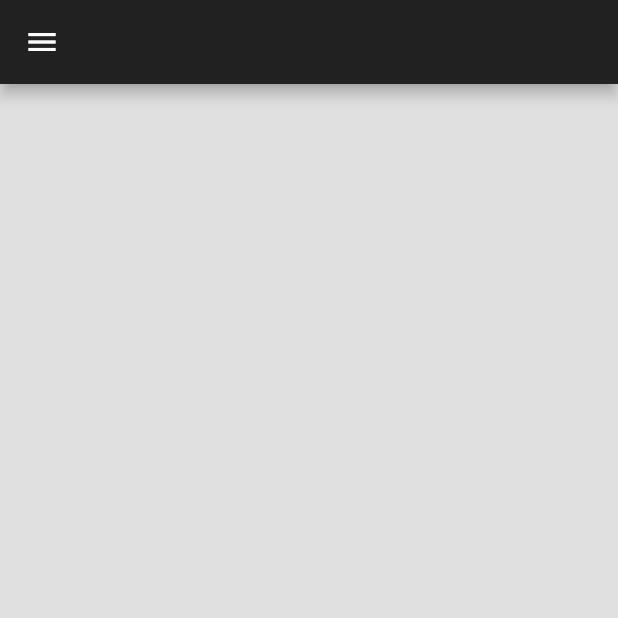
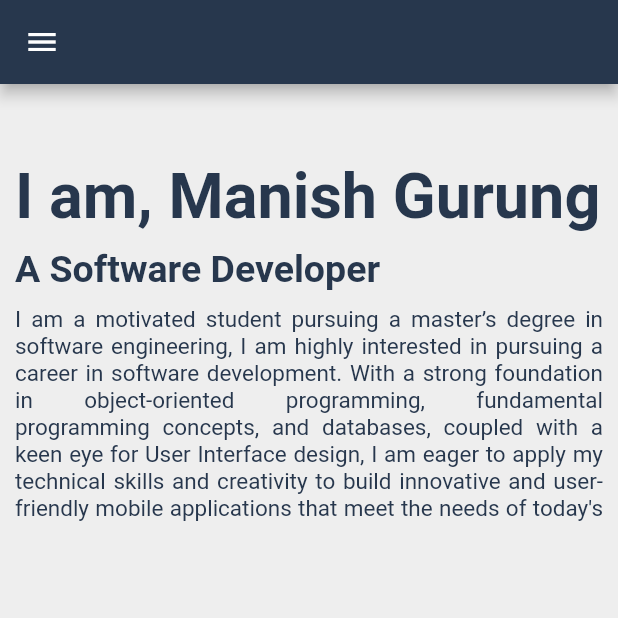
Before and after one commit to Gurung-Manish/Portfolio, a Flutter app: the screen it shows after launch, on a phone screen of 412 x 824 dp, the top half of it. Run offline on Flutter 3.47's test engine with Material 2 defaults, Android fonts, the phone set to English and light mode, and no system bars; drawn by our look-alikes of auto_size_text.

Commit message:
adding theme and color

```diff
--- a/lib/main.dart
+++ b/lib/main.dart
@@ -3,6 +3,7 @@ import 'package:portfolio/responsive/mobile_layout.dart';
 import 'package:portfolio/responsive/responsive_layout.dart';
 import 'package:portfolio/responsive/tablet_layout.dart';
 import 'package:portfolio/responsive/web_layout.dart';
+import 'package:portfolio/utils/themes/theme.dart';
 
 void main() {
   runApp(const MyPortfolio());
@@ -13,9 +14,12 @@ class MyPortfolio extends StatelessWidget {
 
   @override
   Widget build(BuildContext context) {
-    return const MaterialApp(
+    return MaterialApp(
       debugShowCheckedModeBanner: false,
-      home: ResponsiveLayout(
+      theme: PortfolioTheme.lightTheme,
+      darkTheme: PortfolioTheme.darkTheme,
+      themeMode: ThemeMode.system,
+      home: const ResponsiveLayout(
         mobileLayout: MobileLayout(),
         tabletLayout: TabletLayout(),
         webLayout: WebLayout(),
--- a/lib/responsive/mobile_layout.dart
+++ b/lib/responsive/mobile_layout.dart
@@ -1,5 +1,7 @@
+import 'package:auto_size_text/auto_size_text.dart';
 import 'package:flutter/material.dart';
 import 'package:portfolio/utils/const.dart';
+import 'package:portfolio/utils/themes/colors.dart';
 
 class MobileLayout extends StatefulWidget {
   const MobileLayout({super.key});
@@ -14,8 +16,43 @@ class _MobileLayoutState extends State<MobileLayout> {
     return Scaffold(
       appBar: mobileAppBar,
       drawer: mobileDrawer,
-      backgroundColor: Colors.grey[300],
-      body: Container(),
+      body: Column(
+        children: [
+          Container(
+            padding: const EdgeInsets.only(top: 50, left: 10, right: 10),
+            child: Column(
+              crossAxisAlignment: CrossAxisAlignment.start,
+              children: [
+                AutoSizeText(
+                  "I am, Manish Gurung",
+                  maxLines: 1,
+                  minFontSize: 30,
+                  style: Theme.of(context).textTheme.displayLarge,
+                ),
+                SizedBox(
+                  height: 10,
+                ),
+                AutoSizeText(
+                  "A Software Developer",
+                  maxLines: 1,
+                  minFontSize: 20,
+                  style: Theme.of(context).textTheme.displayMedium,
+                ),
+                SizedBox(
+                  height: 10,
+                ),
+                AutoSizeText(
+                  "I am a motivated student pursuing a master’s degree in software engineering, I am highly interested in pursuing a career in software development. With a strong foundation in object-oriented programming, fundamental programming concepts, and databases, coupled with a keen eye for User Interface design, I am eager to apply my technical skills and creativity to build innovative and user-friendly mobile applications that meet the needs of today's tech-savvy users. ",
+                  maxLines: 8,
+                  minFontSize: 15,
+                  textAlign: TextAlign.justify,
+                  style: Theme.of(context).textTheme.displaySmall,
+                ),
+              ],
+            ),
+          )
+        ],
+      ),
     );
   }
 }
--- a/lib/responsive/tablet_layout.dart
+++ b/lib/responsive/tablet_layout.dart
@@ -1,4 +1,7 @@
 import 'package:flutter/material.dart';
+import 'package:portfolio/utils/themes/colors.dart';
+
+import '../utils/const.dart';
 
 class TabletLayout extends StatefulWidget {
   const TabletLayout({super.key});
@@ -10,8 +13,11 @@ class TabletLayout extends StatefulWidget {
 class _TabletLayoutState extends State<TabletLayout> {
   @override
   Widget build(BuildContext context) {
-    return const Scaffold(
-      backgroundColor: Colors.blue,
+    return Scaffold(
+      appBar: mobileAppBar,
+      drawer: mobileDrawer,
+      backgroundColor: ColorPallete.lightBackground,
+      body: Container(),
     );
   }
 }
--- a/lib/responsive/web_layout.dart
+++ b/lib/responsive/web_layout.dart
@@ -1,4 +1,7 @@
 import 'package:flutter/material.dart';
+import 'package:portfolio/utils/themes/colors.dart';
+
+import '../utils/const.dart';
 
 class WebLayout extends StatefulWidget {
   const WebLayout({super.key});
@@ -10,8 +13,9 @@ class WebLayout extends StatefulWidget {
 class _WebLayoutState extends State<WebLayout> {
   @override
   Widget build(BuildContext context) {
-    return const Scaffold(
-      backgroundColor: Colors.green,
+    return Scaffold(
+      backgroundColor: ColorPallete.lightBackground,
+      body: Container(),
     );
   }
 }
--- a/lib/utils/const.dart
+++ b/lib/utils/const.dart
@@ -1,12 +1,9 @@
 import 'package:flutter/material.dart';
 
-var mobileAppBar = AppBar(
-  backgroundColor: Colors.grey[900],
-);
+var mobileAppBar = AppBar();
 
-var mobileDrawer = Drawer(
-  backgroundColor: Colors.grey[100],
-  child: const Column(
+var mobileDrawer = const Drawer(
+  child: Column(
     children: [
       ListTile(
         contentPadding: EdgeInsets.all(5.0),
--- /dev/null
+++ b/lib/utils/themes/colors.dart
@@ -0,0 +1,15 @@
+import 'package:flutter/material.dart';
+
+class ColorPallete {
+  static const lightBackground = Color(0xFFEEEEEE);
+  static const lightPrimaryColor = Color(0xFF27374D);
+  static const lightSecondaryColor = Color(0xFF526D82);
+  static const lightAccentColor = Color(0xFF9DB2BF);
+  static const lighterAccentColor = Color(0xFFDDE6ED);
+
+  static const darkBackground = Color(0xFF27374D);
+  static const darkPrimaryColor = Color(0xFFDDE6ED);
+  static const darkSecondaryColor = Color(0xFF9DB2BF);
+  static const darkAccentColor = Color(0xFF526D82);
+  static const darkerAccentColor = Color(0xFF27374D);
+}
--- /dev/null
+++ b/lib/utils/themes/theme.dart
@@ -0,0 +1,54 @@
+import 'package:flutter/material.dart';
+import 'package:portfolio/utils/themes/colors.dart';
+
+class PortfolioTheme {
+  static ThemeData lightTheme = ThemeData(
+    brightness: Brightness.light,
+    scaffoldBackgroundColor: ColorPallete.lightBackground,
+    textTheme: const TextTheme(
+      displayLarge: TextStyle(
+        color: ColorPallete.lightPrimaryColor,
+        fontSize: 50,
+        fontWeight: FontWeight.bold,
+      ),
+      displayMedium: TextStyle(
+        color: ColorPallete.lightPrimaryColor,
+        fontSize: 25,
+        fontWeight: FontWeight.bold,
+      ),
+      displaySmall: TextStyle(
+        color: ColorPallete.lightPrimaryColor,
+        fontSize: 25,
+      ),
+    ),
+    drawerTheme:
+        const DrawerThemeData(backgroundColor: ColorPallete.lightBackground),
+    appBarTheme:
+        const AppBarTheme(backgroundColor: ColorPallete.lightPrimaryColor),
+  );
+
+  static ThemeData darkTheme = ThemeData(
+    brightness: Brightness.dark,
+    scaffoldBackgroundColor: ColorPallete.darkBackground,
+    textTheme: const TextTheme(
+      displayLarge: TextStyle(
+        color: ColorPallete.darkPrimaryColor,
+        fontSize: 50,
+        fontWeight: FontWeight.bold,
+      ),
+      displayMedium: TextStyle(
+        color: ColorPallete.darkPrimaryColor,
+        fontSize: 25,
+        fontWeight: FontWeight.bold,
+      ),
+      displaySmall: TextStyle(
+        color: ColorPallete.darkSecondaryColor,
+        fontSize: 25,
+      ),
+    ),
+    drawerTheme:
+        const DrawerThemeData(backgroundColor: ColorPallete.darkBackground),
+    appBarTheme:
+        const AppBarTheme(backgroundColor: ColorPallete.lightPrimaryColor),
+  );
+}
```
Also changed, not shown: pubspec.yaml (+3 -4 lines), pubspec.lock.
